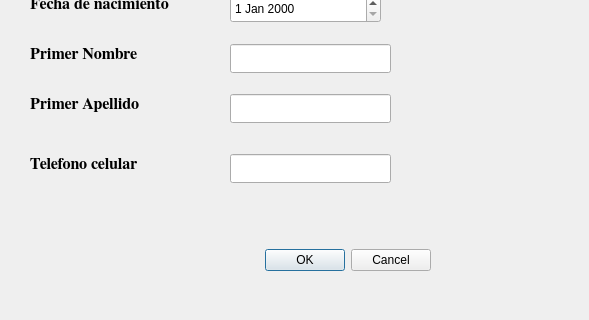
Above: CrearPersona.ui from Jeancasoto/ThePlaceToBet before the change; both pictures show x 0 to 589 and y 156 to 476 of the 589 by 476 pixel window. Below: the same form after it.
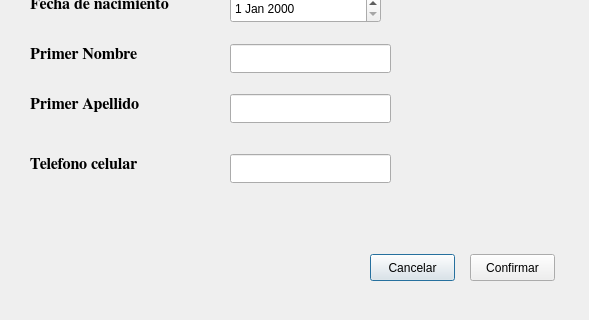
That is the form after the change.

```diff
--- a/CrearPersona.ui
+++ b/CrearPersona.ui
@@ -13,22 +13,6 @@
   <property name="windowTitle">
    <string>Dialog</string>
   </property>
-  <widget class="QDialogButtonBox" name="buttonBox">
-   <property name="geometry">
-    <rect>
-     <x>90</x>
-     <y>400</y>
-     <width>341</width>
-     <height>32</height>
-    </rect>
-   </property>
-   <property name="orientation">
-    <enum>Qt::Horizontal</enum>
-   </property>
-   <property name="standardButtons">
-    <set>QDialogButtonBox::Cancel|QDialogButtonBox::Ok</set>
-   </property>
-  </widget>
   <widget class="QLabel" name="label_2">
    <property name="geometry">
     <rect>
@@ -257,6 +241,32 @@
     </property>
    </item>
   </widget>
+  <widget class="QPushButton" name="boton_cancelar">
+   <property name="geometry">
+    <rect>
+     <x>370</x>
+     <y>410</y>
+     <width>85</width>
+     <height>27</height>
+    </rect>
+   </property>
+   <property name="text">
+    <string>Cancelar</string>
+   </property>
+  </widget>
+  <widget class="QPushButton" name="boton_confirmar">
+   <property name="geometry">
+    <rect>
+     <x>470</x>
+     <y>410</y>
+     <width>85</width>
+     <height>27</height>
+    </rect>
+   </property>
+   <property name="text">
+    <string>Confirmar</string>
+   </property>
+  </widget>
  </widget>
  <resources/>
  <connections>
```
Left out of the diff: 47 changed lines with no effect on the pictures.
